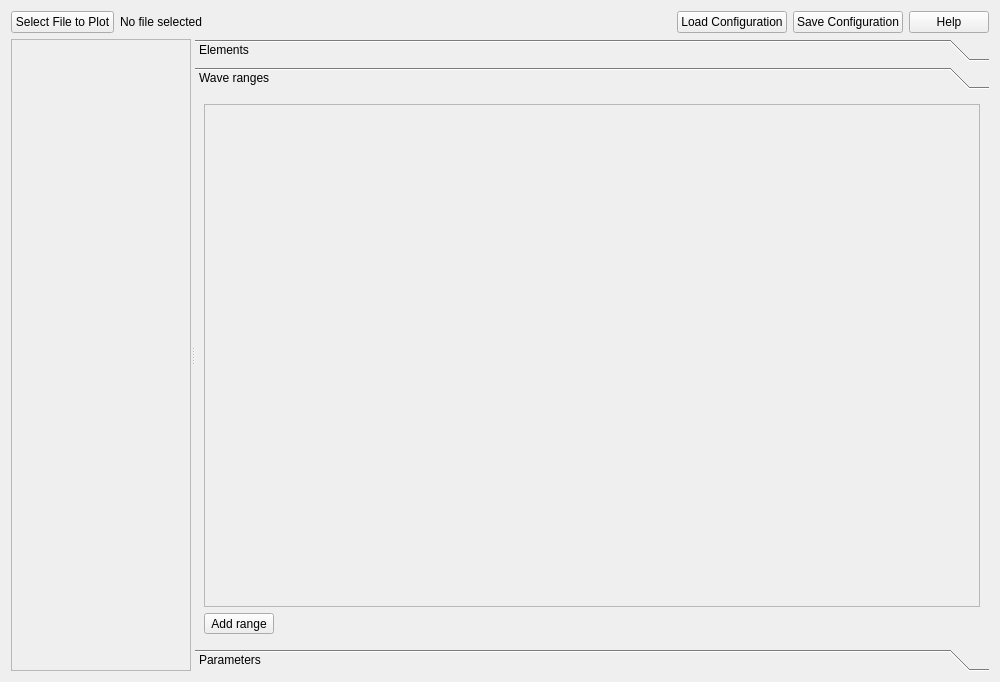
Qt form plot.ui (EK023/GUI_for_ZEEMAN) before a commit.
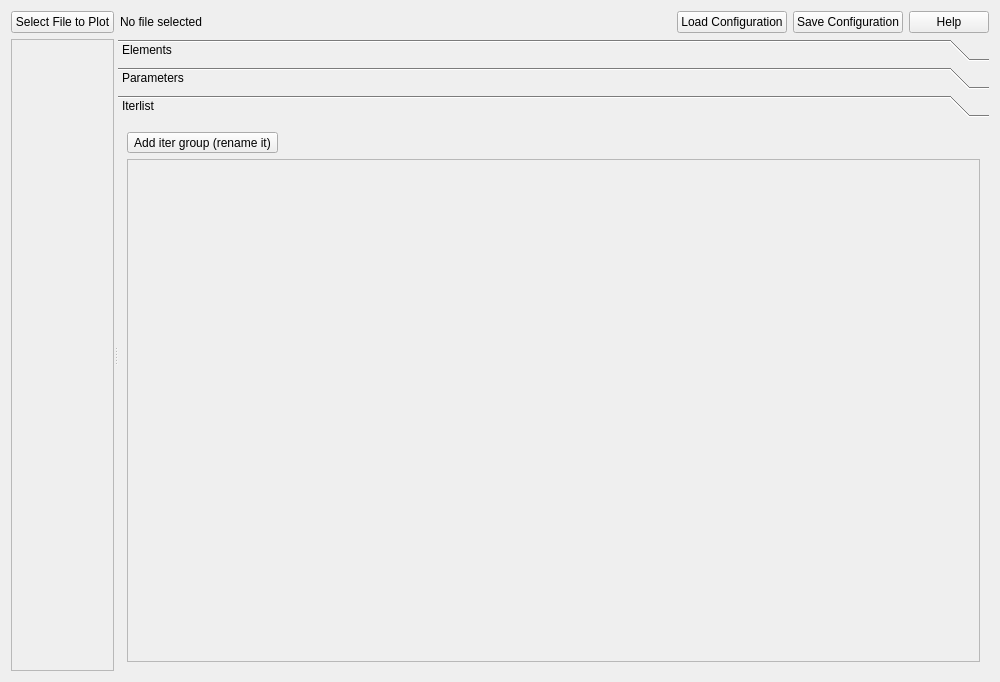
The same form after that commit. The open tabs and pages were chosen to show the change.

Commit message: implemented the functionality of creating multiple groups of selected ranges, writing and reading needs some work still

The edit to the form file:
```diff
--- a/plot.ui
+++ b/plot.ui
@@ -126,7 +126,10 @@
        </item>
       </layout>
      </widget>
-     <widget class="QToolBox" name="rightPanel">
+      <widget class="QWidget" name="rightPanel">
+      <layout class="QVBoxLayout" name="rightPanelLayout">
+        <item>
+     <widget class="QToolBox" name="rightToolBox">
       <widget class="QWidget" name="page_1">
        <attribute name="label">
         <string>Elements</string>
@@ -159,11 +162,24 @@
         </item>
        </layout>
       </widget>
-      <widget class="QWidget" name="page_2">
+      <widget class="QWidget" name="page_3">
        <attribute name="label">
-        <string>Wave ranges</string>
+        <string>Parameters</string>
+       </attribute>    
+                <layout class="QGridLayout" name="simpleParamsLayout"/>
+      </widget>
+      <widget class="QWidget" name="page_4">
+       <attribute name="label">
+        <string>Iterlist</string>
        </attribute>
-       <layout class="QVBoxLayout" name="waveLayout">
+       <layout class="QVBoxLayout" name="iterLayout">
+                <item>
+      <widget class="QToolButton" name="addIterGroup">
+       <property name="text">
+        <string>Add iter group (rename it)</string>
+       </property>
+      </widget>
+     </item>
                <item>
                 <widget class="QScrollArea" name="waveRangeList">
                  <property name="widgetResizable">
@@ -182,22 +198,12 @@
                  </widget>
                 </widget>
                </item>
-               <item>
-      <widget class="QToolButton" name="addRangeButton">
-       <property name="text">
-        <string>Add range</string>
-       </property>
-      </widget>
-     </item>
               </layout>
       </widget>
-      <widget class="QWidget" name="page_3">
-       <attribute name="label">
-        <string>Parameters</string>
-       </attribute>    
-                <layout class="QGridLayout" name="simpleParamsLayout"/>
-      </widget>
      </widget>
+        </item>
+      </layout>
+    </widget>
     </widget>
    </item>
   </layout>
```
Left out of the diff: 6 changed lines with no effect on the pictures. The commit also changes 4 other files.
